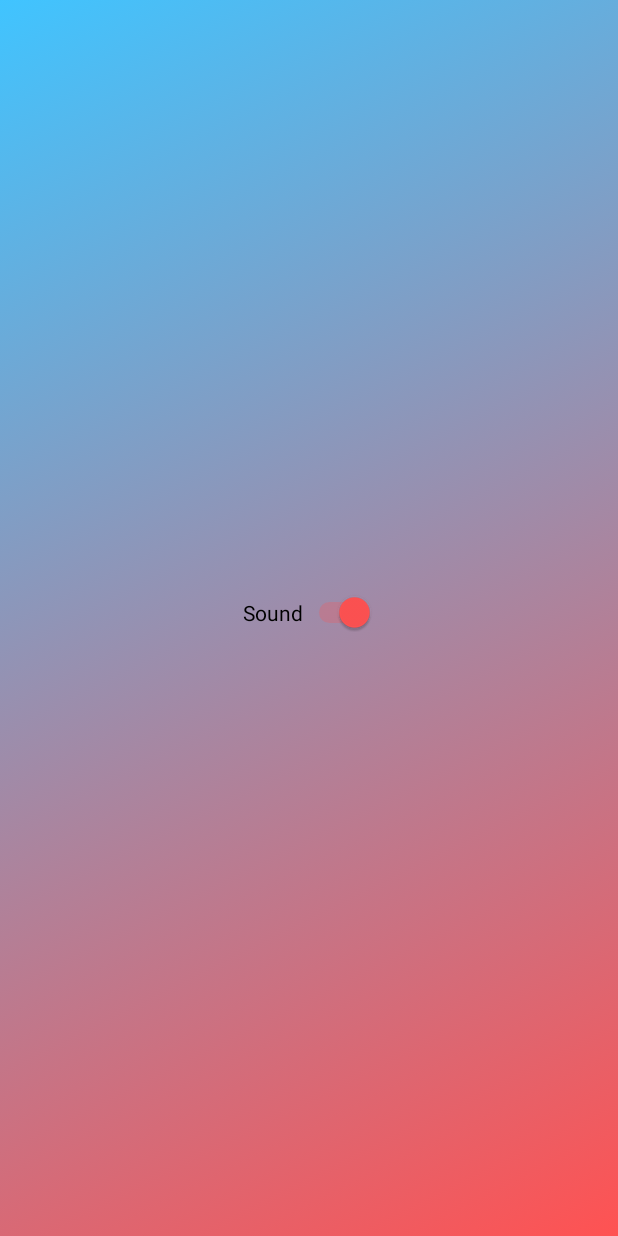
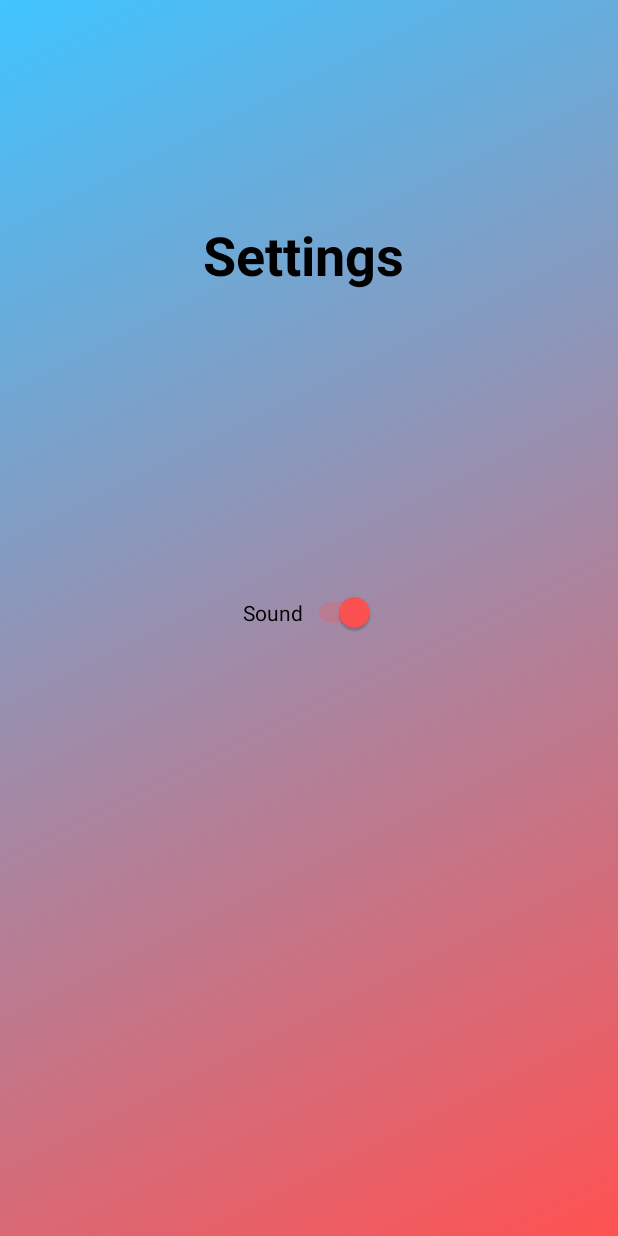
Before and after one commit to best-cat-hustlers/cs446-project, an Android app: the screen it shows after launch (MainSettingsActivity), after a tap on "Settings", on a phone screen of 412 x 824 dp. Run offline under Robolectric (Android 15) with nearby library versions, the phone set to English and light mode, and no system bars.

Commit message:
Change title style on Main, Settings and Game Setup

```diff
--- a/app/src/main/res/layout/activity_main_settings.xml
+++ b/app/src/main/res/layout/activity_main_settings.xml
@@ -20,4 +20,20 @@
         app:layout_constraintEnd_toEndOf="parent"
         app:layout_constraintStart_toStartOf="parent"
         app:layout_constraintTop_toTopOf="parent" />
+
+    <TextView
+        android:id="@+id/title_main_setting"
+        style="@style/title_font"
+        android:layout_width="142dp"
+        android:layout_height="56dp"
+        android:layout_marginStart="8dp"
+        android:layout_marginEnd="8dp"
+        android:layout_marginBottom="8dp"
+        android:text="@string/Settings"
+        app:layout_constraintBottom_toTopOf="@+id/sound"
+        app:layout_constraintEnd_toEndOf="parent"
+        app:layout_constraintHorizontal_bias="0.5"
+        app:layout_constraintStart_toStartOf="parent"
+        app:layout_constraintTop_toTopOf="parent"
+        app:layout_constraintVertical_bias="0.363" />
 </android.support.constraint.ConstraintLayout>
```
Also changed, not shown: app/src/main/res/layout/activity_game_setup.xml (+6 -4 lines).
